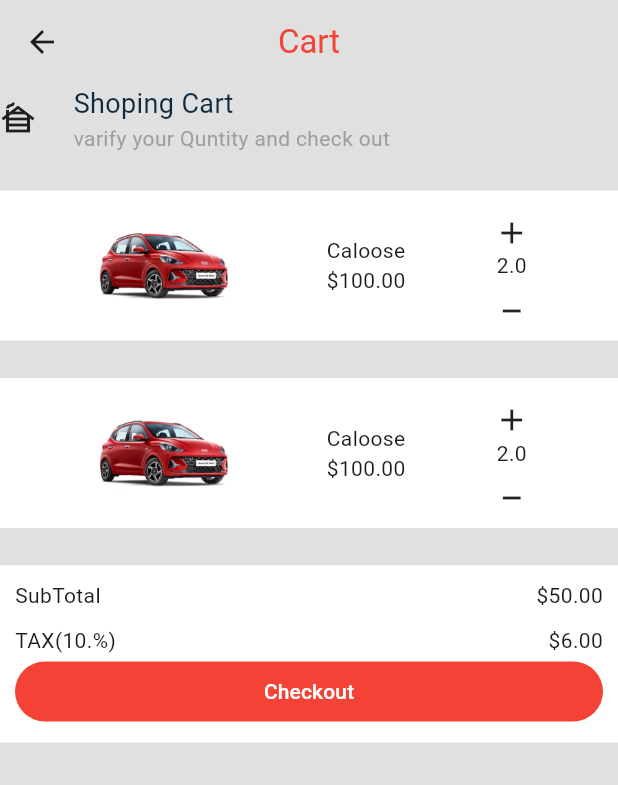
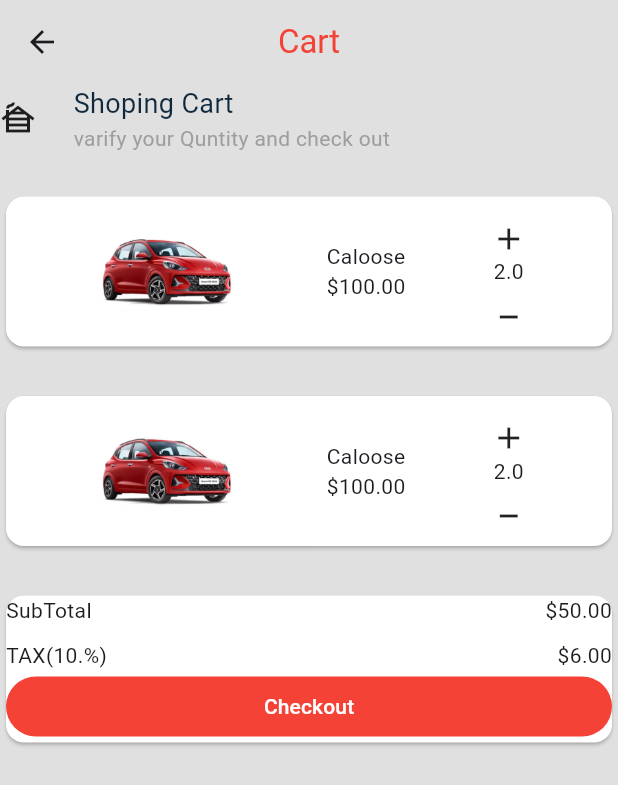
Before and after one commit to eyobderese/UGR-6771-14-LAB-Exercises, a Flutter app: the screen it shows after launch, on a phone screen of 412 x 824 dp. Shown: the top 785 px of the screen. Run offline on Flutter 3.47's test engine with Material 3 defaults, Android fonts, the phone set to English and light mode, and no system bars; our stand-ins replace font_awesome_flutter.

Commit message:
changing container with card

```diff
--- a/WidigitExercise2/lib/main.dart
+++ b/WidigitExercise2/lib/main.dart
@@ -50,7 +50,7 @@ class MyApp extends StatelessWidget {
             SizedBox(
               height: 25,
             ),
-            Container(
+            Card(
                 color: Colors.white,
                 child: Row(
                   mainAxisAlignment: MainAxisAlignment.spaceEvenly,
@@ -75,7 +75,7 @@ class MyApp extends StatelessWidget {
             SizedBox(
               height: 25,
             ),
-            Container(
+            Card(
                 color: Colors.white,
                 child: Row(
                   mainAxisAlignment: MainAxisAlignment.spaceEvenly,
@@ -103,7 +103,7 @@ class MyApp extends StatelessWidget {
             Positioned(
                 left: 0,
                 bottom: 10,
-                child: Container(
+                child: Card(
                   padding: EdgeInsets.all(10),
                   color: Colors.white,
                   child: Column(
```
